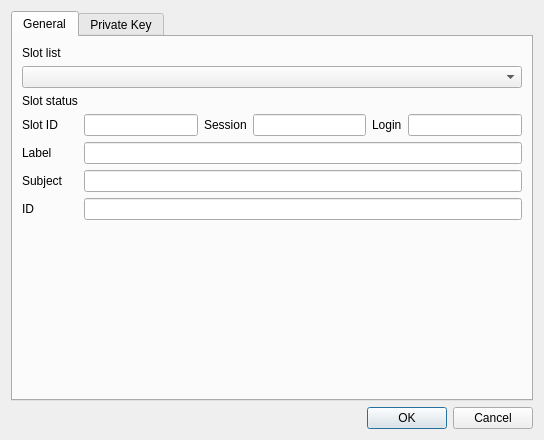
Qt form HsmMan/create_rsa_pri_key_dlg.ui (jykim74/CryptokiMan) before a commit.
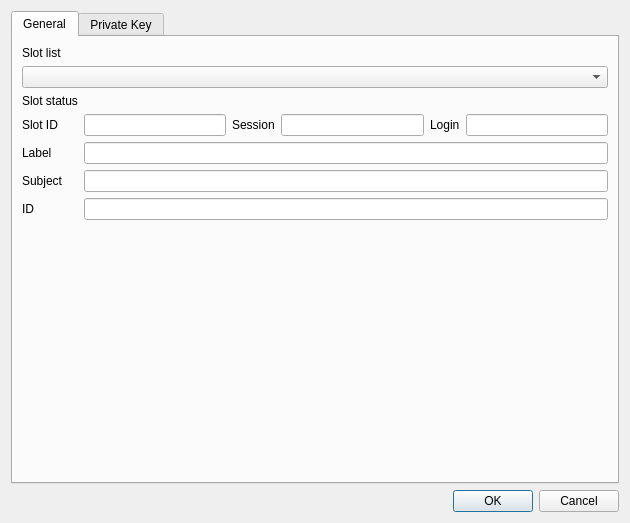
The same form after that commit.

```diff
--- a/HsmMan/create_rsa_pri_key_dlg.ui
+++ b/HsmMan/create_rsa_pri_key_dlg.ui
@@ -6,8 +6,8 @@
    <rect>
     <x>0</x>
     <y>0</y>
-    <width>544</width>
-    <height>428</height>
+    <width>630</width>
+    <height>523</height>
    </rect>
   </property>
   <property name="windowTitle">
```
Left out of the diff: 2 changed lines with no effect on the pictures.
